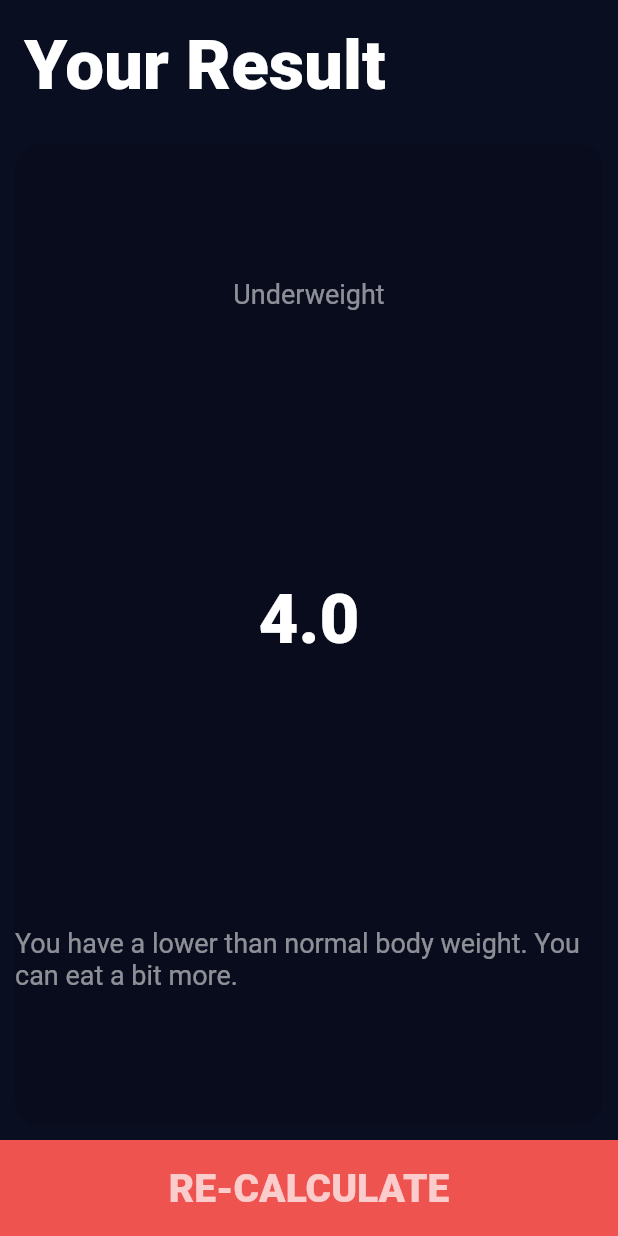
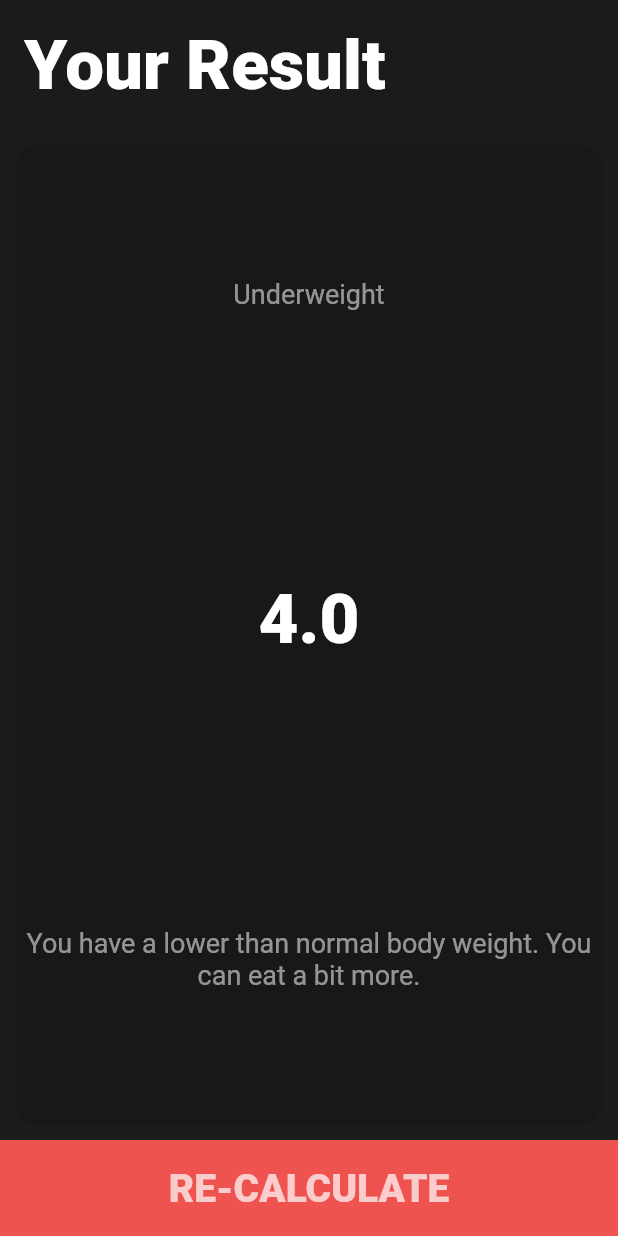
Before and after one commit to HeratUni-CS/bmi-calculator-sohrabezzati, a Flutter app: the screen it shows after launch, after a tap on "CALCULAT", on a phone screen of 412 x 824 dp. Run offline on Flutter 3.47's test engine with Material 2 defaults, Android fonts, the phone set to English and light mode, and no system bars; our stand-ins replace font_awesome_flutter.

Commit message:
some chenges concedrad for final fase

```diff
--- a/lib/main.dart
+++ b/lib/main.dart
@@ -9,10 +9,12 @@ class BMICalculator extends StatelessWidget {
   @override
   Widget build(BuildContext context) {
     return MaterialApp(
+      debugShowCheckedModeBanner: false,
       theme: ThemeData.dark().copyWith(
-        appBarTheme: const AppBarTheme(backgroundColor: Color(0xFF0A0E21)),
-        primaryColor: const Color(0xFF0A0E21),
-        scaffoldBackgroundColor: const Color(0xFF0A0E21),
+        appBarTheme:
+            const AppBarTheme(backgroundColor: Color.fromARGB(255, 28, 28, 31)),
+        primaryColor: const Color.fromARGB(255, 29, 29, 31),
+        scaffoldBackgroundColor: const Color.fromARGB(255, 26, 27, 29),
       ),
       home: const InputPage(),
     );
--- a/lib/screens/result_page.dart
+++ b/lib/screens/result_page.dart
@@ -26,6 +26,7 @@ class ResultPage extends StatelessWidget {
         Expanded(
           child: ReuseableContiner(
             child: Column(
+              crossAxisAlignment: CrossAxisAlignment.center,
               mainAxisAlignment: MainAxisAlignment.spaceAround,
               children: [
                 ReuseableText(text: shortResult),
--- a/lib/utils/reuseable_text.dart
+++ b/lib/utils/reuseable_text.dart
@@ -11,6 +11,7 @@ class ReuseableText extends StatelessWidget {
   Widget build(BuildContext context) {
     return Text(
       text,
+      textAlign: TextAlign.center,
       style: const TextStyle(fontSize: 18, color: Colors.white54),
     );
   }
```
Also changed, not shown: 1 other file.
